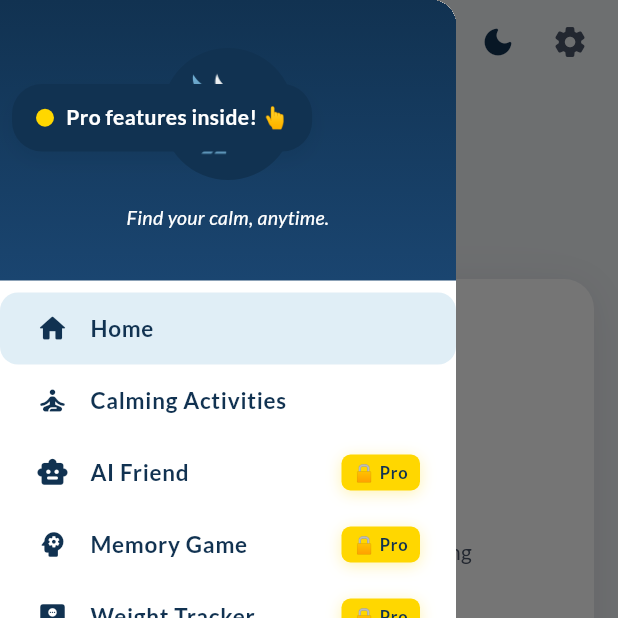
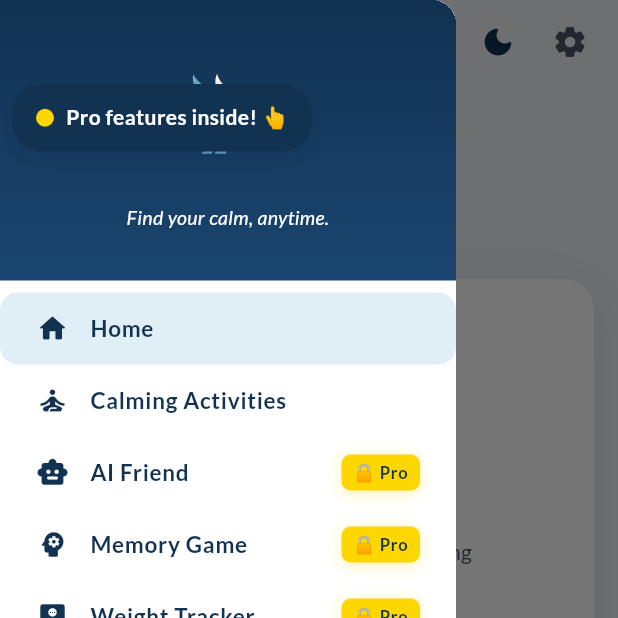
Before and after one commit to usama923-source/Sobriety-Counter, a Flutter app: the HomeScreen screen opened directly, with the side drawer open, on a phone screen of 412 x 824 dp, the top half of it. Run offline on Flutter 3.47's test engine with Material 3 defaults, Android fonts, the phone set to English and light mode, and no system bars; our stand-ins replace firebase_analytics, firebase_core, flutter_local_notifications, flutter_riverpod, flutter_timezone, shared_preferences and 1 more; accounts and stored records are empty.

Commit message:
drawer logo png
Render the drawer header brand mark straight from assets/logo_icon.png
(centered, 88 px, cacheWidth 264, no circular crop or background) instead
of the circular Logo-02 AppLogo, which the home and splash headers keep.

🤖 Generated with Codebuff
Co-Authored-By: Codebuff <noreply@codebuff.com>

```diff
--- a/lib/screens/home_screen.dart
+++ b/lib/screens/home_screen.dart
@@ -5,7 +5,6 @@ import 'package:flutter_riverpod/flutter_riverpod.dart';
 import 'package:shared_preferences/shared_preferences.dart';
 import 'package:quit_drinking/constants/app_colors.dart';
 import 'package:quit_drinking/constants/app_constants.dart';
-import 'package:quit_drinking/widgets/app_logo.dart';
 import 'package:quit_drinking/core/providers/theme_provider.dart';
 import 'package:quit_drinking/core/providers/sobriety_provider.dart';
 import 'package:quit_drinking/core/providers/quotes_provider.dart';
@@ -381,7 +380,23 @@ return Scaffold(
               child: Column(
                 mainAxisSize: MainAxisSize.min,
                 children: [
-                  const AppLogo(size: 88),
+                  // Raw brand mark — centered, no circular crop, no box.
+                  Center(
+                    child: Image.asset(
+                      'assets/logo_icon.png',
+                      width: 88,
+                      height: 88,
+                      fit: BoxFit.contain,
+                      // Decode at ~3× the rendered size for crisp scaling.
+                      cacheWidth: 264,
+                      errorBuilder: (context, error, stackTrace) =>
+                          const Icon(
+                        Icons.spa_rounded,
+                        size: 44,
+                        color: AppColors.white,
+                      ),
+                    ),
+                  ),
                   const SizedBox(height: AppConstants.spacingMd),
                   const Text(
                     AppConstants.tagline,
```
